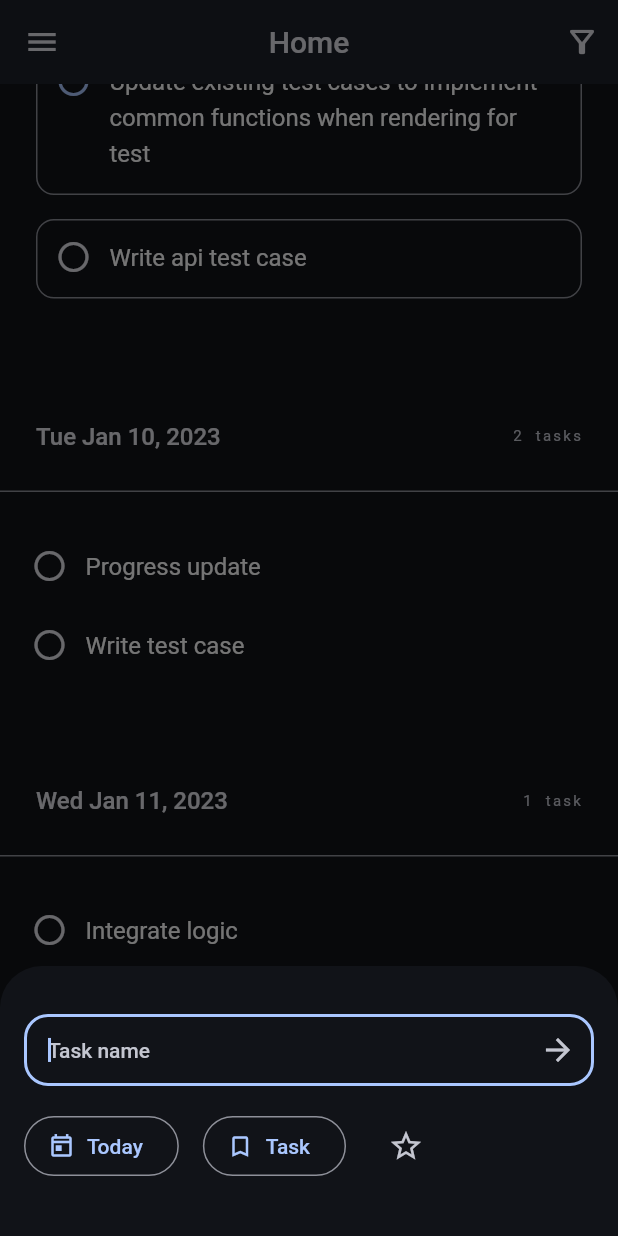
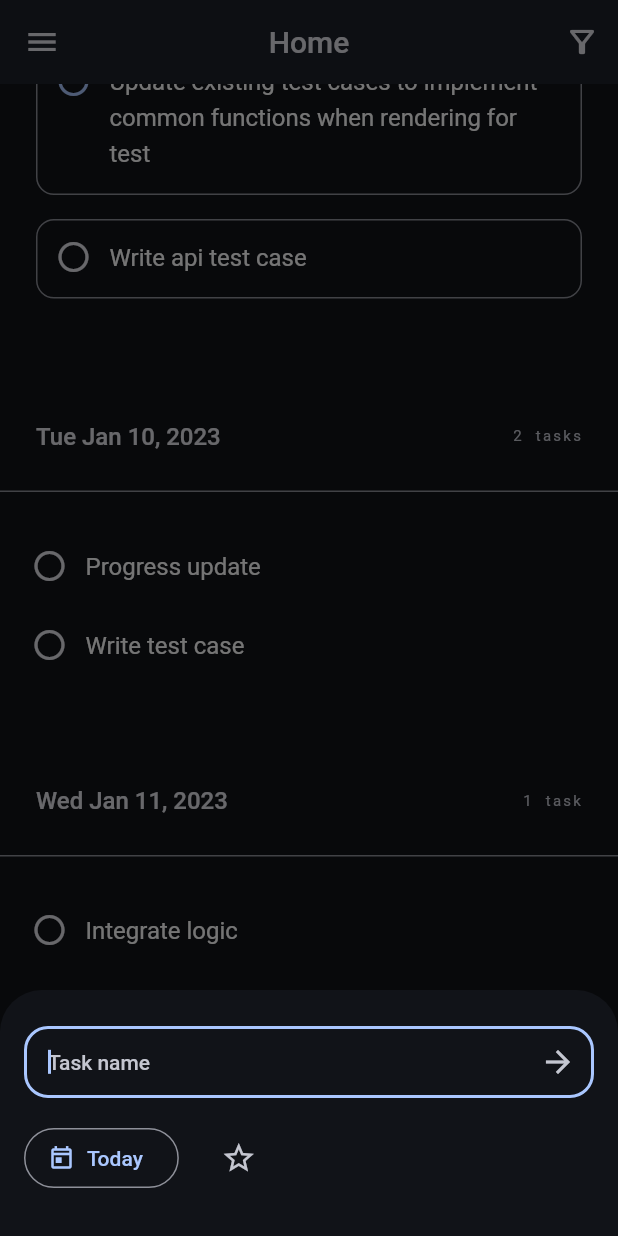
Before and after one commit to samalisun/yes_today, a Flutter app: the screen it shows after launch, scrolled down 534 dp, after a tap on the "edit" icon, on a phone screen of 412 x 824 dp. Run offline on Flutter 3.47's test engine with Material 2 defaults, Android fonts, the phone set to English and light mode, and no system bars; drawn by our look-alikes of dynamic_color; our stand-ins replace google_fonts, material_color_utilities.

Commit message:
[Feature] Task creation panel - home screen variant
- handle submit validation
- date picker range config update
- code splitting

```diff
--- a/lib/src/shared/home.dart
+++ b/lib/src/shared/home.dart
@@ -2,10 +2,10 @@ import 'package:flutter/material.dart';
 import 'package:provider/provider.dart';
 import 'package:yes_today/src/shared/views/create_panel.dart';
 
+import '../features/home/home.dart';
+import '../features/review/review.dart';
+import '../features/today/today.dart';
 import 'providers/providers.dart';
-import '../features/home/home.dart';
-import '../features/today/today.dart';
-import '../features/review/review.dart';
 
 class TodayScreen extends StatefulWidget {
   const TodayScreen({super.key});
@@ -63,7 +63,7 @@ class _TodayScreenState extends State<TodayScreen> {
         builder: (context) {
           return Padding(
             padding: MediaQuery.of(context).viewInsets,
-            child: CreatePanel(addTask: _addTask),
+            child: CreatePanel(onSubmit: _addTask),
           );
         });
   }
--- a/lib/src/shared/views/create_panel.dart
+++ b/lib/src/shared/views/create_panel.dart
@@ -2,30 +2,145 @@ import 'package:flutter/material.dart';
 import 'package:intl/intl.dart';
 
 class CreatePanel extends StatefulWidget {
-  final Function addTask;
+  final Function onSubmit;
 
-  const CreatePanel({super.key, required this.addTask});
+  const CreatePanel({super.key, required this.onSubmit});
 
   @override
   State<CreatePanel> createState() => _CreatePanelState();
 }
 
 class _CreatePanelState extends State<CreatePanel> {
-  final TextEditingController _textFieldController = TextEditingController();
+  // date time
+  final now = DateTime.now();
   final DateFormat formatter = DateFormat('E MMM dd');
 
-  String title = '';
-  bool isBlocker = false;
-  bool isImportant = false;
-  DateTime selectedDate = DateTime.now();
+  // content
+  final String _contentHintText = 'Task name';
+  final String _contentRelativeDateToday = 'Today';
 
-  // List<bool> typeSelected = [true, false];
+  // controllers
+  final TextEditingController _textFieldController = TextEditingController();
+
+  String _taskTitle = '';
+  bool _taskIsBlocker = false;
+  bool _taskIsImportant = false;
+  DateTime _taskDate = DateTime.now();
+  List<bool> typeSelected = [true, false];
+
+  void _submit() {
+    if (_textFieldController.value.text.isNotEmpty) {
+      widget.onSubmit(
+        _taskTitle,
+        _taskDate,
+        _taskIsBlocker,
+        _taskIsImportant,
+      );
+    }
+  }
+
+  Widget buildTaskTitleInput(BuildContext context) {
+    return TextField(
+      autofocus: true,
+      controller: _textFieldController,
+      decoration: InputDecoration(
+        filled: true,
+        fillColor: Theme.of(context).colorScheme.background,
+        border: const OutlineInputBorder(
+            borderRadius: BorderRadius.all(Radius.circular(16))),
+        hintText: _contentHintText,
+        suffixIcon: IconButton(
+          icon: const Icon(Icons.arrow_forward),
+          onPressed:
+              _textFieldController.value.text.isNotEmpty ? _submit : null,
+        ),
+      ),
+      onSubmitted: (_) =>
+          _textFieldController.value.text.isNotEmpty ? _submit : null,
+    );
+  }
+
+  Widget buildDateBtn(BuildContext context) {
+    return OutlinedButton.icon(
+      onPressed: () {
+        showDatePicker(
+          context: context,
+          initialDate: _taskDate,
+          firstDate: DateTime(now.year, now.month, 1),
+          lastDate: DateTime(now.year + 1, 12, 31),
+        ).then((pickedDate) {
+          if (pickedDate == null) {
+            return;
+          }
+          setState(() {
+            _taskDate = pickedDate;
+          });
+        });
+      },
+      icon: const Icon(
+        Icons.today_outlined,
+        size: 18,
+      ),
+      label: Text(DateUtils.isSameDay(_taskDate, DateTime.now())
+          ? _contentRelativeDateToday
+          : formatter.format(_taskDate).toString()),
+    );
+  }
+
+  Widget buildTypeBtn(BuildContext context) {
+    return OutlinedButton.icon(
+      onPressed: () {
+        setState(() {
+          _taskIsBlocker = !_taskIsBlocker;
+        });
+      },
+      icon: const Icon(
+        Icons.bookmark_outline,
+        size: 18,
+      ),
+      label: Text(_taskIsBlocker ? 'Blocker' : 'Task'),
+    );
+  }
+
+  Widget buildToggle(BuildContext context) {
+    final colors = Theme.of(context).colorScheme;
+
+    return ToggleButtons(
+      isSelected: typeSelected,
+      textStyle: const TextStyle(fontSize: 14),
+      renderBorder: true,
+      borderRadius: BorderRadius.circular(24),
+      color: colors.onSurfaceVariant,
+      selectedBorderColor: colors.primary,
+      selectedColor: colors.primary,
+      onPressed: (int index) {
+        setState(() {
+          for (int i = 0; i < typeSelected.length; i++) {
+            typeSelected[i] = i == index;
+          }
+        });
+      },
+      constraints: const BoxConstraints(
+        minHeight: 38,
+      ),
+      children: const [
+        Padding(
+          padding: EdgeInsets.fromLTRB(16, 0, 12, 0),
+          child: Text('Task'),
+        ),
+        Padding(
+          padding: EdgeInsets.fromLTRB(12, 0, 16, 0),
+          child: Text('Blocker'),
+        ),
+      ],
+    );
+  }
 
   @override
   void initState() {
     super.initState();
     _textFieldController.addListener(() {
-      title = _textFieldController.text;
+      _taskTitle = _textFieldController.text;
     });
   }
 
@@ -37,115 +152,29 @@ class _CreatePanelState extends State<CreatePanel> {
 
   @override
   Widget build(BuildContext context) {
-    final colors = Theme.of(context).colorScheme;
-
     return SizedBox(
-      height: 180,
+      height: 164,
       child: Padding(
         padding: const EdgeInsets.fromLTRB(16, 24, 16, 16),
         child: Column(
           children: [
             Padding(
-              padding: const EdgeInsets.symmetric(vertical: 8),
-              child: TextField(
-                autofocus: true,
-                controller: _textFieldController,
-                decoration: InputDecoration(
-                  filled: true,
-                  fillColor: colors.background,
-                  border: const OutlineInputBorder(
-                      borderRadius: BorderRadius.all(Radius.circular(16))),
-                  hintText: 'Task name',
-                  suffixIcon: const Icon(Icons.arrow_forward),
-                ),
-                onSubmitted: (_) => widget.addTask(
-                  title,
-                  selectedDate,
-                  // typeSelected[0] ? 'task' : 'blocker',
-                  isBlocker,
-                  isImportant,
-                ),
-              ),
+              padding: const EdgeInsets.only(bottom: 8),
+              child: buildTaskTitleInput(context),
             ),
             Padding(
-              padding: const EdgeInsets.symmetric(vertical: 8),
+              padding: const EdgeInsets.only(top: 8),
               child: Row(
                 children: [
-                  OutlinedButton.icon(
-                    onPressed: () {
-                      showDatePicker(
-                        context: context,
-                        initialDate: selectedDate,
-                        firstDate: DateTime(2023),
-                        lastDate: DateTime(2024),
-                      ).then((pickedDate) {
-                        if (pickedDate == null) {
-                          return;
-                        }
-                        setState(() {
-                          selectedDate = pickedDate;
-                        });
-                      });
-                    },
-                    icon: const Icon(
-                      Icons.today_outlined,
-                      size: 18,
-                    ),
-                    label: Text(
-                        DateUtils.isSameDay(selectedDate, DateTime.now())
-                            ? 'Today'
-                            : formatter.format(selectedDate).toString()),
-                  ),
-                  const Padding(padding: EdgeInsets.only(right: 16)),
-                  // ToggleButtons(
-                  //   isSelected: typeSelected,
-                  //   textStyle: const TextStyle(fontSize: 14),
-                  //   renderBorder: true,
-                  //   borderRadius: BorderRadius.circular(24),
-                  //   color: colors.onSurfaceVariant,
-                  //   selectedBorderColor: colors.primary,
-                  //   selectedColor: colors.primary,
-                  //   onPressed: (int index) {
-                  //     setState(() {
-                  //       for (int i = 0; i < typeSelected.length; i++) {
-                  //         typeSelected[i] = i == index;
-                  //       }
-                  //     });
-                  //   },
-                  //   constraints: const BoxConstraints(
-                  //     minHeight: 38,
-                  //   ),
-                  //   children: const [
-                  //     Padding(
-                  //       padding: EdgeInsets.fromLTRB(16, 0, 12, 0),
-                  //       child: Text('Task'),
-                  //     ),
-                  //     Padding(
-                  //       padding: EdgeInsets.fromLTRB(12, 0, 16, 0),
-                  //       child: Text('Blocker'),
-                  //     ),
-                  //   ],
-                  // ),
-                  OutlinedButton.icon(
-                    onPressed: () {
-                      setState(() {
-                        isBlocker = !isBlocker;
-                      });
-                    },
-                    icon: const Icon(
-                      Icons.bookmark_outline,
-                      size: 18,
-                    ),
-                    label: Text(isBlocker ? 'Blocker' : 'Task'),
-                  ),
+                  buildDateBtn(context),
                   const Padding(padding: EdgeInsets.only(right: 16)),
                   IconButton(
                     icon: const Icon(Icons.star_border_outlined),
                     selectedIcon: const Icon(Icons.star),
-                    isSelected: isImportant,
+                    isSelected: _taskIsImportant,
                     onPressed: () {
                       setState(() {
-                        isImportant = !isImportant;
+                        _taskIsImportant = !_taskIsImportant;
                       });
                     },
                   ),
```
